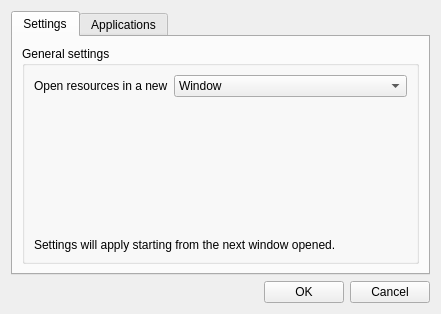
The window that editor/gui/dlgsettings.ui (ensisoft/detonator) describes before a commit, drawn with Qt 5.
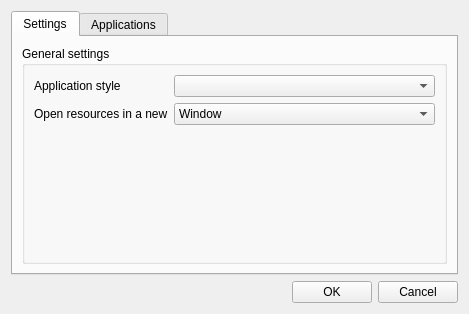
The same window after the commit. Icons and pictures are not drawn.

Commit message:
Add editor style setting in the application settings
Add editor style setting in the application settings and remove
command line flag for the darkstyle. The darkstyle is now presented
as a one of the styles available in the settings dialog. Likewise
the command line parameter is removed from the game host and instead
the editor will pass the style argument on the command line when
invoking the surrogate process.

Diff of the .ui file:
```diff
--- a/editor/gui/dlgsettings.ui
+++ b/editor/gui/dlgsettings.ui
@@ -6,7 +6,7 @@
    <rect>
     <x>0</x>
     <y>0</y>
-    <width>441</width>
+    <width>469</width>
     <height>314</height>
    </rect>
   </property>
@@ -36,14 +36,14 @@
          <layout class="QVBoxLayout" name="verticalLayout_4">
           <item>
            <layout class="QGridLayout" name="gridLayout_3">
-            <item row="0" column="0">
+            <item row="1" column="0">
              <widget class="QLabel" name="label_8">
               <property name="text">
                <string>Open resources in a new</string>
               </property>
              </widget>
             </item>
-            <item row="0" column="1" colspan="2">
+            <item row="1" column="1" colspan="2">
              <widget class="QComboBox" name="cmbWinOrTab">
               <item>
                <property name="text">
@@ -57,6 +57,16 @@
               </item>
              </widget>
             </item>
+            <item row="0" column="0">
+             <widget class="QLabel" name="label_5">
+              <property name="text">
+               <string>Application style</string>
+              </property>
+             </widget>
+            </item>
+            <item row="0" column="1" colspan="2">
+             <widget class="QComboBox" name="cmbStyle"/>
+            </item>
            </layout>
           </item>
           <item>
@@ -72,13 +82,6 @@
             </property>
            </spacer>
           </item>
-          <item>
-           <widget class="QLabel" name="label_7">
-            <property name="text">
-             <string>Settings will apply starting from the next window opened.</string>
-            </property>
-           </widget>
-          </item>
          </layout>
         </widget>
        </item>
```
Left out of the diff: 1 changed line with no effect on the pictures. The commit also changes 7 other files.
